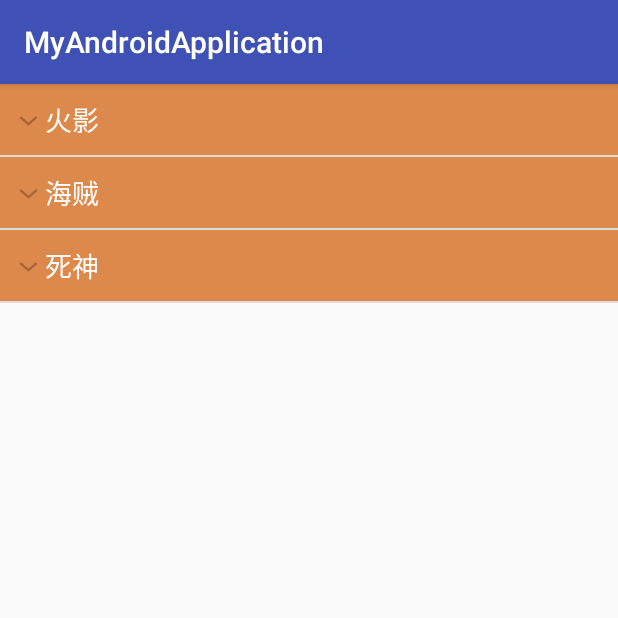
After one commit to pigff/MyAndroidStudy, an Android app: the ExpandActivity screen opened directly, with no data from a screen before it, on a phone screen of 412 x 824 dp, the top half of it. The commit adds this screen. Run offline under Robolectric (Android 15) with nearby library versions, the phone set to English and light mode, and no system bars.

Commit message:
2016-12-15 14：07   expandlistview

```diff
--- a/app/src/main/AndroidManifest.xml
+++ b/app/src/main/AndroidManifest.xml
@@ -55,6 +55,10 @@
         </activity>
         <activity android:name=".LruCacheStudyActivity">
         </activity>
+        <activity android:name=".RetrofitActivity">
+        </activity>
+        <activity android:name=".ExpandActivity">
+        </activity>
     </application>
 
 </manifest>
--- /dev/null
+++ b/app/src/main/java/com/example/lin/myandroidapplication/ExpandActivity.java
@@ -0,0 +1,160 @@
+package com.example.lin.myandroidapplication;
+
+import android.os.Bundle;
+import android.support.v7.app.AppCompatActivity;
+import android.view.LayoutInflater;
+import android.view.View;
+import android.view.ViewGroup;
+import android.widget.BaseExpandableListAdapter;
+import android.widget.ExpandableListView;
+import android.widget.TextView;
+
+public class ExpandActivity extends AppCompatActivity {
+
+
+    private String[] mParentGroup;
+    private String[][] mChildGroup;
+    private int mSign;
+
+    @Override
+    protected void onCreate(Bundle savedInstanceState) {
+        super.onCreate(savedInstanceState);
+        setContentView(R.layout.activity_expand);
+        final ExpandableListView expandableListView = (ExpandableListView) findViewById(R.id.expan_01);
+        initData();
+        MyAdapter adapter = new MyAdapter();
+        expandableListView.setAdapter(adapter);
+        expandableListView.setOnGroupClickListener(new ExpandableListView.OnGroupClickListener() {
+            @Override
+            public boolean onGroupClick(ExpandableListView parent, View v, int groupPosition, long id) {
+                if (mChildGroup[groupPosition].length == 0) {
+                    return false;
+                } else {
+                    if (mSign == -1) {
+                        expandableListView.expandGroup(groupPosition);
+                        expandableListView.setSelectedGroup(groupPosition);
+                        mSign = groupPosition;
+                    } else if (mSign == groupPosition) {
+                        expandableListView.collapseGroup(mSign);
+                        mSign = -1;
+                    } else {
+                        expandableListView.collapseGroup(mSign);
+                        expandableListView.expandGroup(groupPosition);
+                        expandableListView.expandGroup(groupPosition);
+                        mSign = groupPosition;
+                    }
+                    return true;
+                }
+            }
+        });
+
+        expandableListView.setOnGroupExpandListener(new ExpandableListView.OnGroupExpandListener() {
+            @Override
+            public void onGroupExpand(int groupPosition) {
+                for (int i = 0; i < mParentGroup.length; i++) {
+                    if (groupPosition != i) {
+                        expandableListView.collapseGroup(i);
+                    }
+                }
+            }
+        });
+        expandableListView.setOnChildClickListener(new ExpandableListView.OnChildClickListener() {
+            @Override
+            public boolean onChildClick(ExpandableListView parent, View v, int groupPosition, int childPosition, long id) {
+                return false;
+            }
+        });
+    }
+
+    private void initData() {
+        mSign = -1;
+        mParentGroup = new String[]{"火影", "海贼", "死神"};
+        mChildGroup = new String[][]{{"鸣人", "佐助"},
+                {"路飞", "香吉士", "索隆"},
+                {"黑崎一护", "井上"}};
+
+    }
+
+    class MyAdapter extends BaseExpandableListAdapter {
+
+        @Override
+        public int getGroupCount() {
+            return mParentGroup.length;
+        }
+
+        @Override
+        public int getChildrenCount(int groupPosition) {
+            return mChildGroup[groupPosition].length;
+        }
+
+        @Override
+        public Object getGroup(int groupPosition) {
+            return mParentGroup[groupPosition];
+        }
+
+        @Override
+        public Object getChild(int groupPosition, int childPosition) {
+            return mChildGroup[groupPosition][childPosition];
+        }
+
+        @Override
+        public long getGroupId(int groupPosition) {
+            return groupPosition;
+        }
+
+        @Override
+        public long getChildId(int groupPosition, int childPosition) {
+            return childPosition;
+        }
+
+        @Override
+        public boolean hasStableIds() {
+            return true;
+        }
+
+        @Override
+        public View getGroupView(int groupPosition, boolean isExpanded, View convertView, ViewGroup parent) {
+            ParentHolder holder;
+            if (convertView == null) {
+                holder = new ParentHolder();
+                convertView = LayoutInflater.from(ExpandActivity.this).inflate(R.layout.parent_item, parent, false);
+                holder.mParentTv = (TextView) convertView.findViewById(R.id.parent_tv);
+                convertView.setTag(holder);
+            } else {
+                holder = (ParentHolder) convertView.getTag();
+            }
+            holder.mParentTv.setText(mParentGroup[groupPosition]);
+            //  elistview.setGroupIndicator(null);//将控件默认的左边箭头去掉，
+            //  然后通过isExpanded参数来判断图片显示的方式
+            return convertView;
+        }
+
+        @Override
+        public View getChildView(int groupPosition, int childPosition, boolean isLastChild, View convertView, ViewGroup parent) {
+            ChildHolder holder;
+            if (convertView == null) {
+                holder = new ChildHolder();
+                convertView = LayoutInflater.from(ExpandActivity.this).inflate(R.layout.child_item, parent, false);
+                holder.mChildTv = (TextView) convertView.findViewById(R.id.child_tv);
+                convertView.setTag(holder);
+            } else {
+                holder = (ChildHolder) convertView.getTag();
+            }
+            holder.mChildTv.setText(mChildGroup[groupPosition][childPosition]);
+            return convertView;
+        }
+
+        @Override
+        public boolean isChildSelectable(int groupPosition, int childPosition) {
+            return true;
+        }
+
+        class ParentHolder {
+            TextView mParentTv;
+        }
+
+        class ChildHolder {
+            TextView mChildTv;
+        }
+    }
+}
--- /dev/null
+++ b/app/src/main/res/layout/activity_expand.xml
@@ -0,0 +1,15 @@
+<?xml version="1.0" encoding="utf-8"?>
+<LinearLayout
+    xmlns:android="http://schemas.android.com/apk/res/android"
+    android:layout_width="match_parent"
+    android:layout_height="match_parent">
+
+    <ExpandableListView
+        android:layout_width="match_parent"
+        android:layout_height="match_parent"
+        android:id="@+id/expan_01"/>
+
+    <!-- cacheColorHint：系统默认拖动过程中列表背景是黑的,设置为透明 -->
+    <!-- android:childDivider  -->
+    <!-- android:groupIndicator="@null" 去掉默认的箭头图 -->
+</LinearLayout>
--- /dev/null
+++ b/app/src/main/res/layout/parent_item.xml
@@ -0,0 +1,19 @@
+<?xml version="1.0" encoding="utf-8"?>
+<LinearLayout xmlns:android="http://schemas.android.com/apk/res/android"
+              android:layout_width="match_parent"
+              android:layout_height="wrap_content"
+              android:background="@color/orange"
+              android:orientation="vertical"
+              android:paddingBottom="10dp"
+              android:paddingLeft="30dp"
+              android:paddingTop="10dp">
+
+    <TextView
+        android:id="@+id/parent_tv"
+        android:layout_width="wrap_content"
+        android:layout_height="wrap_content"
+        android:textColor="@color/white"
+        android:textSize="18sp"
+        />
+
+</LinearLayout>
--- a/app/src/main/res/values/strings.xml
+++ b/app/src/main/res/values/strings.xml
@@ -48,4 +48,6 @@
 
     <string name="coordinatorlayout2">CoordinatorLayout2</string>
     <string name="disklrucache">DiskLruCache</string>
+    <string name="retrofit">retrofit</string>
+    <string name="expandlv">ExpandLv</string>
 </resources>
```
Also changed, not shown: app/src/main/java/com/example/lin/myandroidapplication/LruCacheStudyActivity.java (+76 -4 lines), app/src/main/java/com/example/lin/myandroidapplication/MainActivity.java (+12 -0 lines), app/src/main/java/com/example/lin/myandroidapplication/RetrofitActivity.java (added, +65 -0 lines), app/src/main/java/com/example/lin/myandroidapplication/bean/CityBean.java (added, +119 -0 lines), app/src/main/java/com/example/lin/myandroidapplication/bean/TestBean.java (added, +98 -0 lines), app/src/main/java/com/example/lin/myandroidapplication/request/TestService.java (added, +21 -0 lines), app/src/main/res/layout/activity_lru_cache_study.xml (+19 -1 lines), app/src/main/res/layout/activity_main.xml (+12 -0 lines), app/src/main/res/layout/activity_retrofit.xml (added, +13 -0 lines), app/src/main/res/layout/child_item.xml (added, +16 -0 lines).
